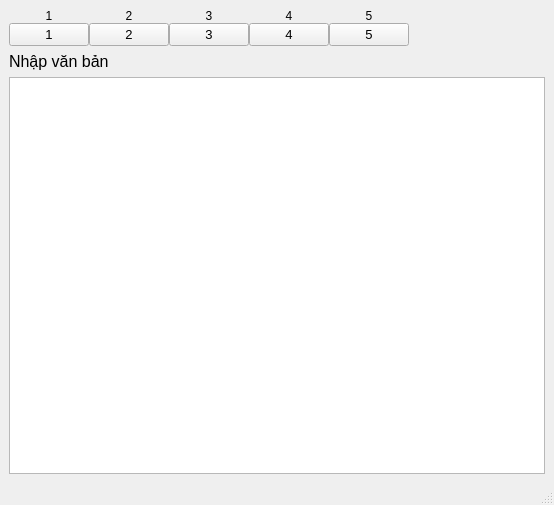
Old version of the form GUI/handas.ui in the repository phapsugiotet/PTUD_XLNNTN.
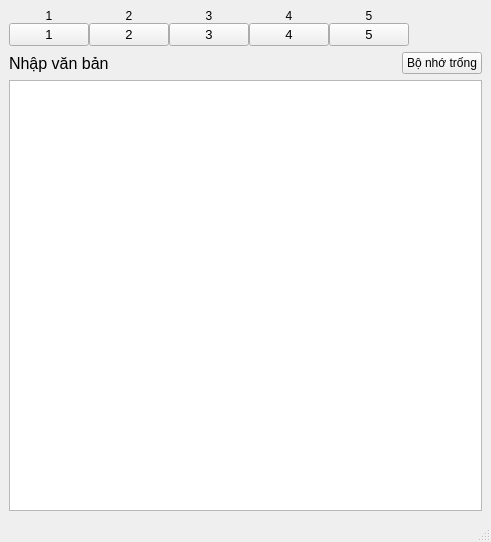
New version of the form.

Diff of the .ui file:
```diff
--- a/GUI/handas.ui
+++ b/GUI/handas.ui
@@ -6,16 +6,14 @@
    <rect>
     <x>0</x>
     <y>0</y>
-    <width>554</width>
-    <height>505</height>
+    <width>491</width>
+    <height>542</height>
    </rect>
   </property>
   <property name="windowTitle">
    <string>MainWindow</string>
   </property>
   <widget class="QWidget" name="centralwidget">
-   <layout class="QVBoxLayout" name="verticalLayout_7">
-    <item>
      <layout class="QVBoxLayout" name="verticalLayout_2">
       <item>
        <layout class="QHBoxLayout" name="horizontalLayout">
@@ -270,6 +268,8 @@
        </layout>
       </item>
       <item>
+     <layout class="QHBoxLayout" name="horizontalLayout_2">
+      <item>
        <widget class="QLabel" name="label">
         <property name="font">
          <font>
@@ -282,6 +282,28 @@
        </widget>
       </item>
       <item>
+       <spacer name="horizontalSpacer_2">
+        <property name="orientation">
+         <enum>Qt::Horizontal</enum>
+        </property>
+        <property name="sizeHint" stdset="0">
+         <size>
+          <width>40</width>
+          <height>20</height>
+         </size>
+        </property>
+       </spacer>
+      </item>
+      <item>
+       <widget class="QPushButton" name="pushButton_6">
+        <property name="text">
+         <string>Bộ nhớ trống</string>
+        </property>
+       </widget>
+      </item>
+     </layout>
+    </item>
+    <item>
        <widget class="QTextEdit" name="textEdit">
         <property name="font">
          <font>
@@ -289,8 +311,6 @@
          </font>
         </property>
        </widget>
-      </item>
-     </layout>
     </item>
    </layout>
   </widget>
```
Lines whose indentation alone changed are shown as unchanged.
